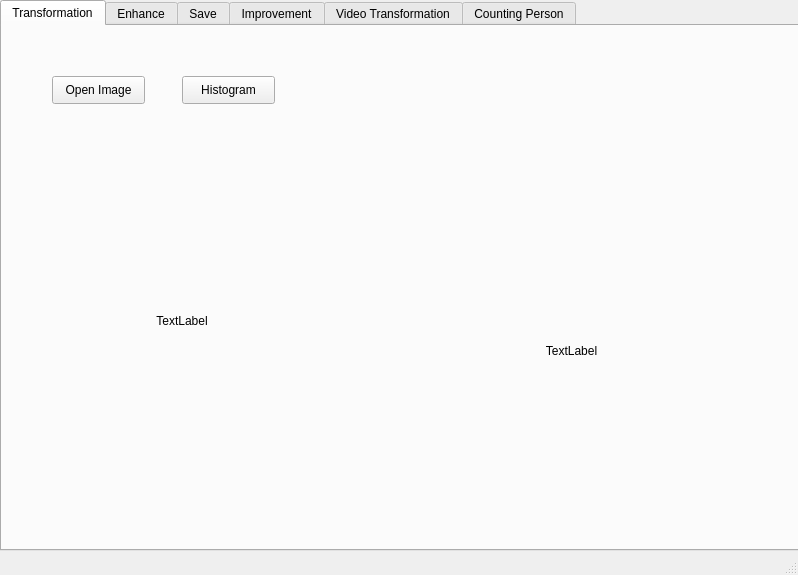
soyoung125/MultimediaProcessingTool, file image_processing_app.ui: the form before one commit.
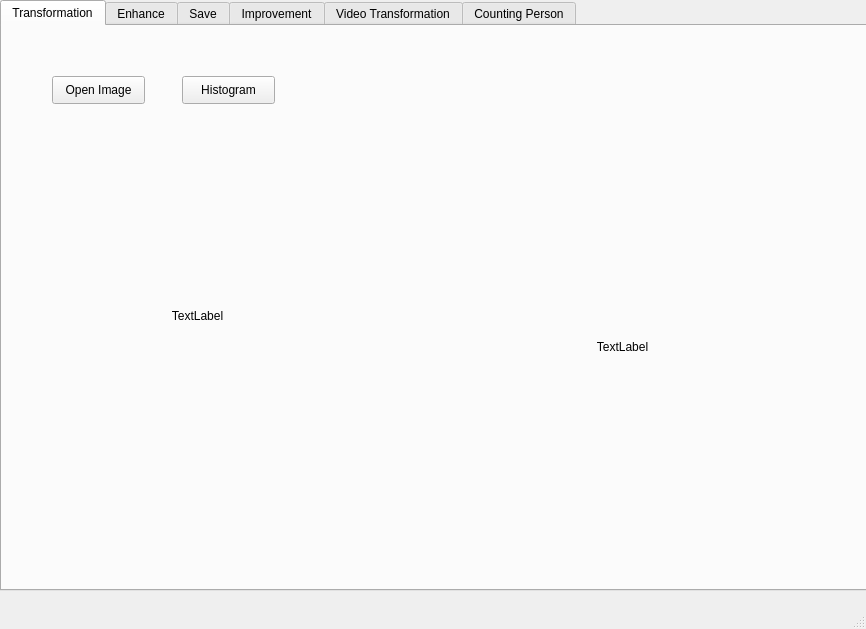
The form after the commit.

Commit message: ui lable 크기 수정

Diff of the .ui file:
```diff
--- a/image_processing_app.ui
+++ b/image_processing_app.ui
@@ -6,8 +6,8 @@
    <rect>
     <x>0</x>
     <y>0</y>
-    <width>798</width>
-    <height>575</height>
+    <width>866</width>
+    <height>629</height>
    </rect>
   </property>
   <property name="windowTitle">
@@ -19,8 +19,8 @@
      <rect>
       <x>0</x>
       <y>0</y>
-      <width>801</width>
-      <height>551</height>
+      <width>871</width>
+      <height>591</height>
      </rect>
     </property>
     <property name="currentIndex">
@@ -47,25 +47,25 @@
       <property name="geometry">
        <rect>
         <x>20</x>
-        <y>140</y>
-        <width>320</width>
-        <height>310</height>
-       </rect>
-      </property>
-      <property name="text">
-       <string>TextLabel</string>
-      </property>
-      <property name="alignment">
-       <set>Qt::AlignCenter</set>
-      </property>
-     </widget>
-     <widget class="QLabel" name="lblImage2_2">
-      <property name="geometry">
-       <rect>
-        <x>359</x>
         <y>129</y>
-        <width>421</width>
-        <height>391</height>
+        <width>351</width>
+        <height>321</height>
+       </rect>
+      </property>
+      <property name="text">
+       <string>TextLabel</string>
+      </property>
+      <property name="alignment">
+       <set>Qt::AlignCenter</set>
+      </property>
+     </widget>
+     <widget class="QLabel" name="lblImage2_2">
+      <property name="geometry">
+       <rect>
+        <x>400</x>
+        <y>120</y>
+        <width>441</width>
+        <height>401</height>
        </rect>
       </property>
       <property name="text">
```
Left out of the diff: 2 changed lines with no effect on the pictures.
